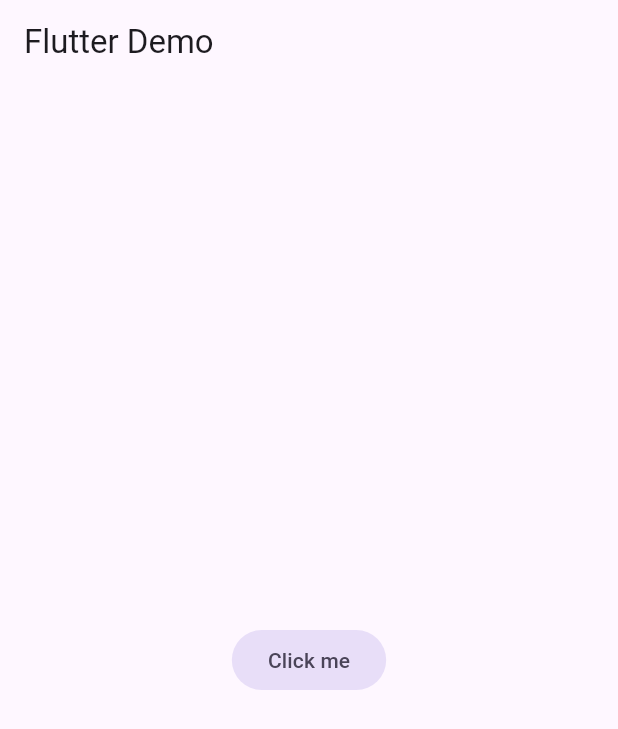
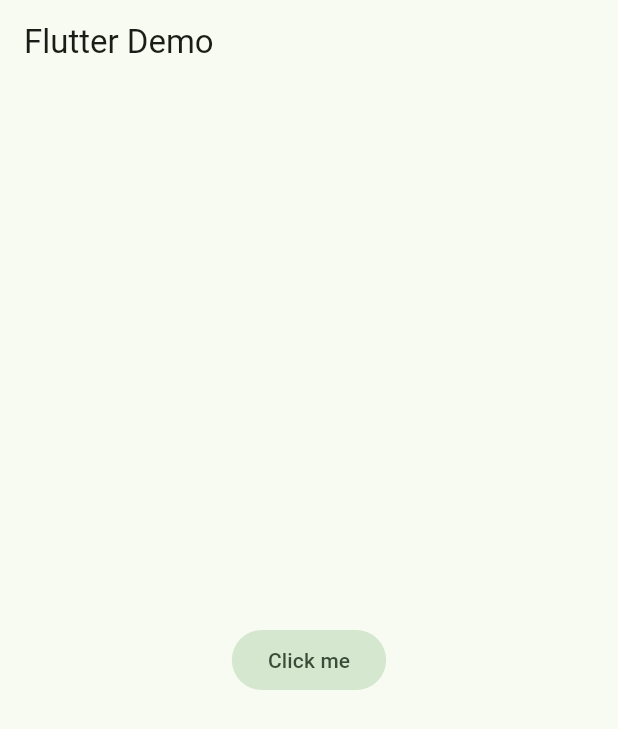
Before and after one commit to JavierSpartan-117/yes_no_app, a Flutter app: the screen it shows after launch, on a phone screen of 412 x 824 dp. Shown: the top 729 px of the screen. Run offline on Flutter 3.47's test engine with Material 3 defaults, Android fonts, the phone set to English and light mode, and no system bars.

Commit message:
Tema global de la aplicacion

```diff
--- /dev/null
+++ b/lib/config/theme/app_theme.dart
@@ -0,0 +1,29 @@
+import 'package:flutter/material.dart';
+
+// El guion bajo (_) indica que la variable es privada
+const Color _customColor = Color(0xFF49129F);
+
+const List<Color> _colorThemes = [
+  _customColor,
+  Colors.blue,
+  Colors.red,
+  Colors.green,
+  Colors.purple,
+  Colors.orange,
+];
+
+class AppTheme {
+  final int selectedColor;
+
+  AppTheme({this.selectedColor = 0})
+    : assert(selectedColor >= 0 && selectedColor <= _colorThemes.length - 1,
+    'Colors must be between 0 and ${_colorThemes.length - 1}');
+
+  ThemeData theme () {
+    return ThemeData(
+      useMaterial3: true,
+      colorSchemeSeed: _colorThemes[selectedColor],
+      // brightness: Brightness.dark
+    );
+  }
+}
--- a/lib/main.dart
+++ b/lib/main.dart
@@ -1,4 +1,5 @@
 import 'package:flutter/material.dart';
+import 'package:yes_no_app/config/theme/app_theme.dart';
 
 void main() => runApp(const MyApp());
 
@@ -10,6 +11,7 @@ class MyApp extends StatelessWidget {
     return MaterialApp(
       title: 'Yes No App',
       debugShowCheckedModeBanner: false, // Quitar la cinta de debug
+      theme: AppTheme(selectedColor: 3).theme(),
       home: Scaffold(
         appBar: AppBar(
           title: const Text('Flutter Demo'),
```
